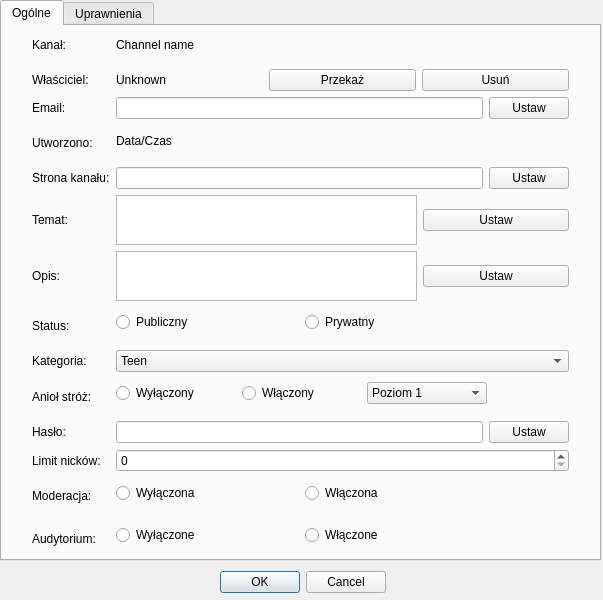
Before: the Qt Designer form ui/channel_settings.ui in gitter-badger/simplechatclient, drawn with Qt 5.
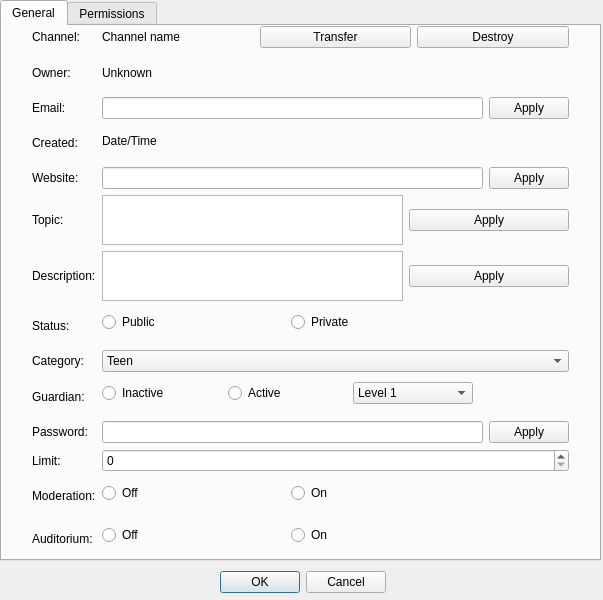
After: the same form once the commit is applied. The open tabs and pages were chosen to show the change. Icons and pictures are not drawn.

What changed in the file:
```diff
--- a/ui/channel_settings.ui
+++ b/ui/channel_settings.ui
@@ -43,7 +43,7 @@
    </property>
    <widget class="QWidget" name="tab">
     <attribute name="title">
-     <string>Ogólne</string>
+     <string>General</string>
     </attribute>
     <widget class="QWidget" name="gridLayoutWidget">
      <property name="geometry">
@@ -58,35 +58,35 @@
       <item row="1" column="0">
        <widget class="QLabel" name="label_owner">
         <property name="text">
-         <string>Właściciel:</string>
+         <string>Owner:</string>
         </property>
        </widget>
       </item>
       <item row="3" column="0">
        <widget class="QLabel" name="label_created">
         <property name="text">
-         <string>Utworzono:</string>
+         <string>Created:</string>
         </property>
        </widget>
       </item>
       <item row="4" column="0">
        <widget class="QLabel" name="label_website">
         <property name="text">
-         <string>Strona kanału:</string>
+         <string>Website:</string>
         </property>
        </widget>
       </item>
       <item row="5" column="0">
        <widget class="QLabel" name="label_topic">
         <property name="text">
-         <string>Temat:</string>
+         <string>Topic:</string>
         </property>
        </widget>
       </item>
       <item row="6" column="0">
        <widget class="QLabel" name="label_desc">
         <property name="text">
-         <string>Opis:</string>
+         <string>Description:</string>
         </property>
        </widget>
       </item>
@@ -100,42 +100,42 @@
       <item row="8" column="0">
        <widget class="QLabel" name="label_category">
         <property name="text">
-         <string>Kategoria:</string>
+         <string>Category:</string>
         </property>
        </widget>
       </item>
       <item row="9" column="0">
        <widget class="QLabel" name="label_guardian">
         <property name="text">
-         <string>Anioł stróż:</string>
+         <string>Guardian:</string>
         </property>
        </widget>
       </item>
       <item row="10" column="0">
        <widget class="QLabel" name="label_password">
         <property name="text">
-         <string>Hasło:</string>
+         <string>Password:</string>
         </property>
        </widget>
       </item>
       <item row="11" column="0">
        <widget class="QLabel" name="label_limit">
         <property name="text">
-         <string>Limit nicków:</string>
+         <string>Limit:</string>
         </property>
        </widget>
       </item>
       <item row="12" column="0">
        <widget class="QLabel" name="label_moderation">
         <property name="text">
-         <string>Moderacja:</string>
+         <string>Moderation:</string>
         </property>
        </widget>
       </item>
       <item row="13" column="0">
        <widget class="QLabel" name="label_auditorium">
         <property name="text">
-         <string>Audytorium:</string>
+         <string>Auditorium:</string>
         </property>
        </widget>
       </item>
@@ -148,20 +148,6 @@
           </property>
          </widget>
         </item>
-        <item>
-         <widget class="QPushButton" name="pushButton_transfer">
-          <property name="text">
-           <string>Przekaż</string>
-          </property>
-         </widget>
-        </item>
-        <item>
-         <widget class="QPushButton" name="pushButton_remove_channel">
-          <property name="text">
-           <string>Usuń</string>
-          </property>
-         </widget>
-        </item>
        </layout>
       </item>
       <item row="8" column="1">
@@ -201,7 +187,7 @@
         <item>
          <widget class="QPushButton" name="pushButton_set_password">
           <property name="text">
-           <string>Ustaw</string>
+           <string>Apply</string>
           </property>
          </widget>
         </item>
@@ -218,7 +204,7 @@
         <item>
          <widget class="QPushButton" name="pushButton_set_website">
           <property name="text">
-           <string>Ustaw</string>
+           <string>Apply</string>
           </property>
          </widget>
         </item>
@@ -256,8 +242,14 @@
             <verstretch>0</verstretch>
            </sizepolicy>
           </property>
+          <property name="maximumSize">
+           <size>
+            <width>16777215</width>
+            <height>16777215</height>
+           </size>
+          </property>
           <property name="text">
-           <string>Ustaw</string>
+           <string>Apply</string>
           </property>
          </widget>
         </item>
@@ -296,7 +288,7 @@
            </sizepolicy>
           </property>
           <property name="text">
-           <string>Ustaw</string>
+           <string>Apply</string>
           </property>
          </widget>
         </item>
@@ -329,14 +321,14 @@
           <item>
            <widget class="QRadioButton" name="radioButton_status_pub">
             <property name="text">
-             <string>Publiczny</string>
+             <string>Public</string>
             </property>
            </widget>
           </item>
           <item>
            <widget class="QRadioButton" name="radioButton_status_priv">
             <property name="text">
-             <string>Prywatny</string>
+             <string>Private</string>
             </property>
            </widget>
           </item>
@@ -380,7 +372,7 @@
           </size>
          </property>
          <property name="text">
-          <string>Data/Czas</string>
+          <string>Date/Time</string>
          </property>
         </widget>
        </widget>
@@ -406,14 +398,14 @@
           <item>
            <widget class="QRadioButton" name="radioButton_moderation_off">
             <property name="text">
-             <string>Wyłączona</string>
+             <string>Off</string>
             </property>
            </widget>
           </item>
           <item>
            <widget class="QRadioButton" name="radioButton_moderation_on">
             <property name="text">
-             <string>Włączona</string>
+             <string>On</string>
             </property>
            </widget>
           </item>
@@ -442,14 +434,14 @@
           <item>
            <widget class="QRadioButton" name="radioButton_auditorium_off">
             <property name="text">
-             <string>Wyłączone</string>
+             <string>Off</string>
             </property>
            </widget>
           </item>
           <item>
            <widget class="QRadioButton" name="radioButton_auditorium_on">
             <property name="text">
-             <string>Włączone</string>
+             <string>On</string>
             </property>
            </widget>
           </item>
@@ -478,14 +470,14 @@
           <item>
            <widget class="QRadioButton" name="radioButton_guardian_off">
             <property name="text">
-             <string>Wyłączony</string>
+             <string>Inactive</string>
             </property>
            </widget>
           </item>
           <item>
            <widget class="QRadioButton" name="radioButton_guardian_on">
             <property name="text">
-             <string>Włączony</string>
+             <string>Active</string>
             </property>
            </widget>
           </item>
@@ -493,7 +485,7 @@
            <widget class="QComboBox" name="comboBox_guardian_level">
             <item>
              <property name="text">
-              <string>Poziom 1</string>
+              <string>Level 1</string>
              </property>
             </item>
             <item>
@@ -531,7 +523,7 @@
         <item>
          <widget class="QPushButton" name="pushButton_set_email">
           <property name="text">
-           <string>Ustaw</string>
+           <string>Apply</string>
           </property>
          </widget>
         </item>
@@ -540,23 +532,41 @@
       <item row="0" column="0">
        <widget class="QLabel" name="label_channel">
         <property name="text">
-         <string>Kanał:</string>
+         <string>Channel:</string>
         </property>
        </widget>
       </item>
       <item row="0" column="1">
-       <widget class="QLabel" name="label_channel_name">
-        <property name="text">
-         <string>Channel name</string>
-        </property>
-       </widget>
+       <layout class="QHBoxLayout" name="horizontalLayout_14">
+        <item>
+         <widget class="QLabel" name="label_channel_name">
+          <property name="text">
+           <string>Channel name</string>
+          </property>
+         </widget>
+        </item>
+        <item>
+         <widget class="QPushButton" name="pushButton_transfer">
+          <property name="text">
+           <string>Transfer</string>
+          </property>
+         </widget>
+        </item>
+        <item>
+         <widget class="QPushButton" name="pushButton_remove_channel">
+          <property name="text">
+           <string>Destroy</string>
+          </property>
+         </widget>
+        </item>
+       </layout>
       </item>
      </layout>
     </widget>
    </widget>
    <widget class="QWidget" name="tab_2">
     <attribute name="title">
-     <string>Uprawnienia</string>
+     <string>Permissions</string>
     </attribute>
     <widget class="QToolBox" name="toolBox">
      <property name="geometry">
```
Left out of the diff: 52 changed lines with no effect on the pictures.
